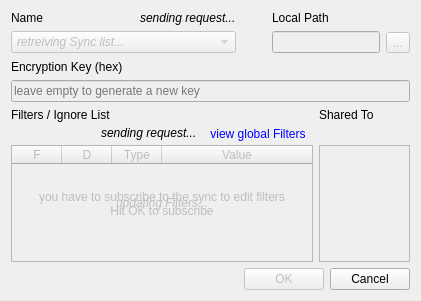
First picture: the form in Client/src/QtClient/qtSyncDialog.ui, repository psieg/MyCloud, before the edit.
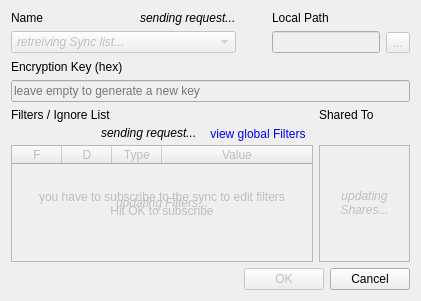
Second picture: the form after the edit. Icons and pictures are not drawn.

Commit message: Add Sharing to Protocol (#41) and list users shared to (#42)

Patch:
```diff
--- a/Client/src/QtClient/qtSyncDialog.ui
+++ b/Client/src/QtClient/qtSyncDialog.ui
@@ -448,10 +448,37 @@
         </layout>
        </item>
        <item>
-        <widget class="QListView" name="shareList">
+        <widget class="QListWidget" name="shareList">
          <property name="enabled">
           <bool>false</bool>
          </property>
+         <property name="editTriggers">
+          <set>QAbstractItemView::NoEditTriggers</set>
+         </property>
+         <layout class="QGridLayout">
+          <property name="leftMargin">
+           <number>0</number>
+          </property>
+          <property name="topMargin">
+           <number>0</number>
+          </property>
+          <property name="rightMargin">
+           <number>0</number>
+          </property>
+          <property name="bottomMargin">
+           <number>0</number>
+          </property>
+          <item row="0" column="0">
+           <widget class="QLabel" name="fetchShareLabel">
+            <property name="text">
+             <string>&lt;i&gt;updating&lt;br&gt;Shares...&lt;/i&gt;</string>
+            </property>
+            <property name="alignment">
+             <set>Qt::AlignCenter</set>
+            </property>
+           </widget>
+          </item>
+         </layout>
         </widget>
        </item>
       </layout>
```
Left out of the diff: 9 changed lines with no effect on the pictures. The commit also changes 7 other files.
